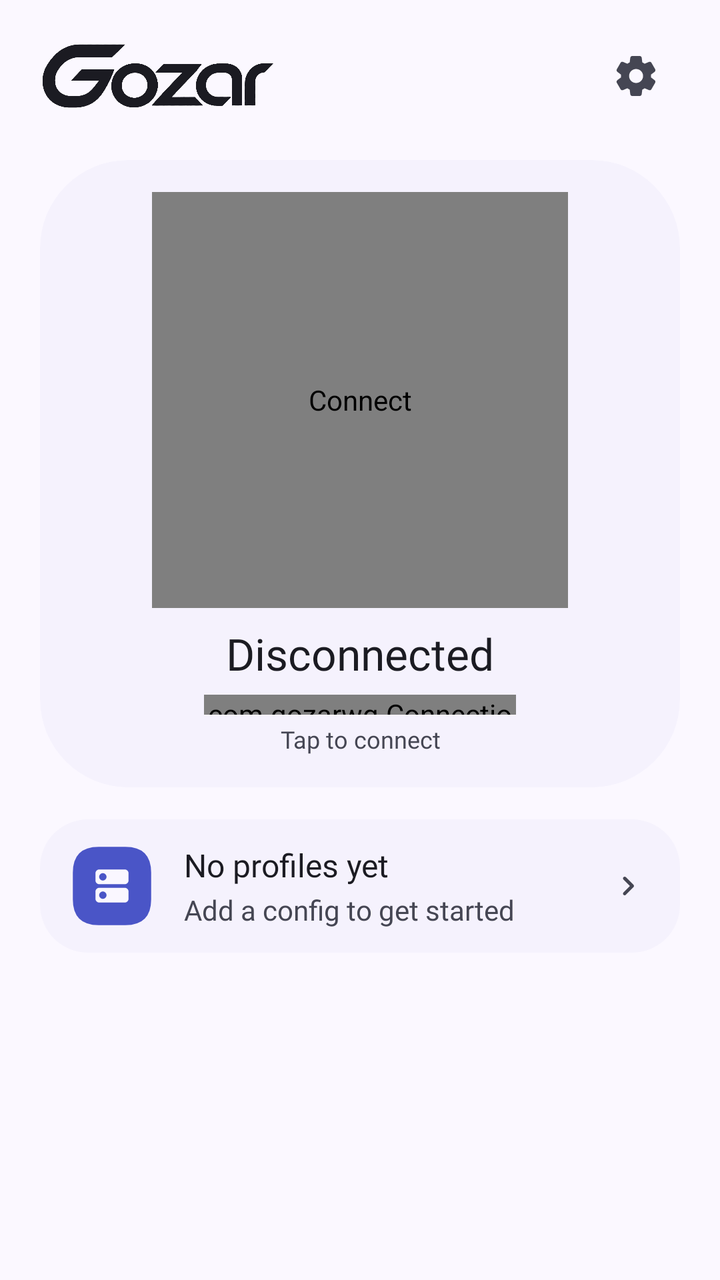
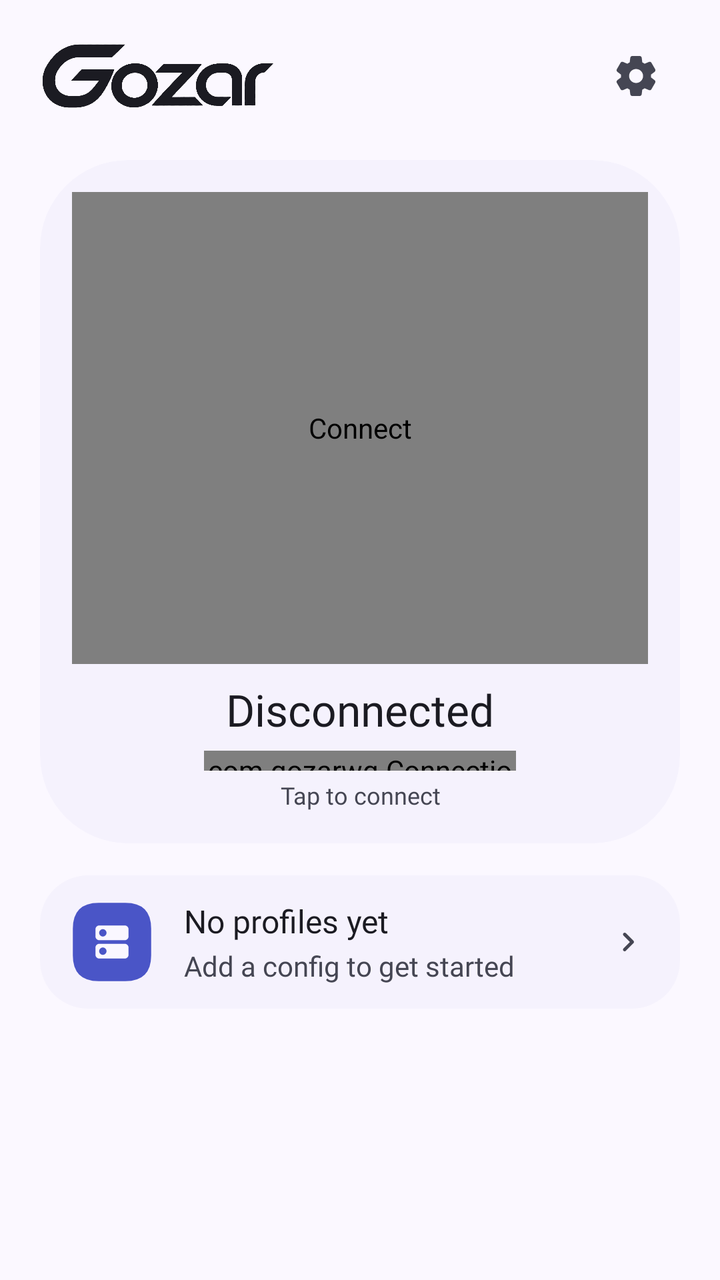

Before-and-after screenshots of an Android layout around one commit, followed by the original layout XML and the change that was made.
<!-- AndroidManifest.xml: application theme AppTheme -->
<!-- res/layout/activity_main.xml -->
<?xml version="1.0" encoding="utf-8"?>
<androidx.core.widget.NestedScrollView xmlns:android="http://schemas.android.com/apk/res/android"
    xmlns:app="http://schemas.android.com/apk/res-auto"
    android:layout_width="match_parent"
    android:layout_height="match_parent"
    android:clipToPadding="false"
    android:fillViewport="true"
    android:scrollbars="none">

    <LinearLayout
        android:layout_width="match_parent"
        android:layout_height="wrap_content"
        android:orientation="vertical"
        android:paddingStart="@dimen/screen_gutter"
        android:paddingTop="@dimen/sp_s"
        android:paddingEnd="@dimen/screen_gutter"
        android:paddingBottom="@dimen/sp_xxl">

        <LinearLayout
            android:layout_width="match_parent"
            android:layout_height="60dp"
            android:gravity="center_vertical"
            android:orientation="horizontal">

            <ImageView
                android:layout_width="wrap_content"
                android:layout_height="@dimen/logo_height"
                android:adjustViewBounds="true"
                android:contentDescription="@string/app_name"
                android:scaleType="fitStart"
                android:src="@drawable/logo"
                app:tint="?attr/colorOnSurface" />

            <View
                android:layout_width="0dp"
                android:layout_height="1dp"
                android:layout_weight="1" />

            <ImageView
                android:id="@+id/btnSettingsTop"
                android:layout_width="@dimen/icon_action"
                android:layout_height="@dimen/icon_action"
                android:background="?attr/selectableItemBackgroundBorderless"
                android:contentDescription="@string/settings"
                android:padding="10dp"
                android:src="@drawable/ic_settings"
                app:tint="?attr/colorOnSurfaceVariant" />
        </LinearLayout>

        <com.google.android.material.card.MaterialCardView
            android:id="@+id/connectionPanel"
            android:layout_width="match_parent"
            android:layout_height="wrap_content"
            android:layout_marginTop="@dimen/sp_m"
            app:cardBackgroundColor="?attr/colorSurfaceContainerLow"
            app:cardCornerRadius="44dp"
            app:cardElevation="0dp"
            app:strokeWidth="0dp">

            <LinearLayout
                android:layout_width="match_parent"
                android:layout_height="wrap_content"
                android:gravity="center_horizontal"
                android:orientation="vertical"
                android:paddingStart="@dimen/sp_l"
                android:paddingTop="@dimen/sp_l"
                android:paddingEnd="@dimen/sp_l"
                android:paddingBottom="@dimen/sp_l">

                <com.gozarwg.ConnectControl
                    android:id="@+id/connectButton"
                    android:layout_width="208dp"
                    android:layout_height="208dp"
                    android:contentDescription="@string/connect" />

                <TextView
                    android:id="@+id/tvStatus"
                    android:layout_width="wrap_content"
                    android:layout_height="wrap_content"
                    android:layout_marginTop="@dimen/sp_s"
                    android:gravity="center"
                    android:text="@string/status_off"
                    android:textAppearance="@style/TextAppearance.Gozar.TitleLarge"
                    android:textColor="?attr/colorOnSurface" />

                <com.gozarwg.ConnectionPulse
                    android:id="@+id/connectionPulse"
                    android:layout_width="156dp"
                    android:layout_height="10dp"
                    android:layout_marginTop="6dp" />

                <TextView
                    android:id="@+id/tvAction"
                    android:layout_width="wrap_content"
                    android:layout_height="wrap_content"
                    android:layout_marginTop="4dp"
                    android:gravity="center"
                    android:text="@string/tap_connect"
                    android:textAppearance="@style/TextAppearance.Gozar.BodySmall"
                    android:textColor="?attr/colorOnSurfaceVariant" />

                <LinearLayout
                    android:id="@+id/connectionInfo"
                    android:layout_width="match_parent"
                    android:layout_height="wrap_content"
                    android:layout_marginTop="@dimen/sp_m"
                    android:gravity="center_horizontal"
                    android:orientation="vertical"
                    android:visibility="gone">

                    <LinearLayout
                        android:layout_width="wrap_content"
                        android:layout_height="wrap_content"
                        android:gravity="center_vertical"
                        android:orientation="horizontal">

                        <ImageView
                            android:id="@+id/ivFlag"
                            android:layout_width="22dp"
                            android:layout_height="15dp"
                            android:adjustViewBounds="true"
                            android:contentDescription="@string/location"
                            android:scaleType="fitCenter"
                            android:src="@drawable/flag_ir"
                            android:visibility="gone" />

                        <TextView
                            android:id="@+id/tvFlag"
                            android:layout_width="wrap_content"
                            android:layout_height="wrap_content"
                            android:includeFontPadding="false"
                            android:textAppearance="@style/TextAppearance.Gozar.LabelMedium"
                            android:textColor="?attr/colorOnSurfaceVariant" />

                        <TextView
                            android:id="@+id/tvIp"
                            android:layout_width="wrap_content"
                            android:layout_height="wrap_content"
                            android:layout_marginStart="@dimen/sp_s"
                            android:includeFontPadding="false"
                            android:maxLines="1"
                            android:textAppearance="@style/TextAppearance.Gozar.TitleSmall"
                            android:textColor="?attr/colorOnSurface"
                            android:textDirection="ltr" />
                    </LinearLayout>

                    <TextView
                        android:id="@+id/tvProvider"
                        android:layout_width="match_parent"
                        android:layout_height="wrap_content"
                        android:layout_marginTop="2dp"
                        android:ellipsize="end"
                        android:gravity="center"
                        android:maxLines="1"
                        android:textAppearance="@style/TextAppearance.Gozar.LabelMedium"
                        android:textColor="?attr/colorOnSurfaceVariant" />
                </LinearLayout>
            </LinearLayout>
        </com.google.android.material.card.MaterialCardView>

        <LinearLayout
            android:id="@+id/profileCard"
            style="@style/Gozar.Row"
            android:layout_marginTop="@dimen/sp_l">

            <ImageView
                android:id="@+id/profileTile"
                style="@style/Gozar.Tile"
                android:background="@drawable/frame_squircle"
                android:backgroundTint="@color/tile_container"
                android:contentDescription="@string/select_profile"
                android:src="@drawable/ic_dns"
                app:tint="@color/tile_on_container" />

            <LinearLayout style="@style/Gozar.Row.Text">

                <TextView
                    android:id="@+id/tvCurrentName"
                    style="@style/Gozar.Row.Title"
                    android:ellipsize="end"
                    android:maxLines="1"
                    android:text="@string/empty_title" />

                <TextView
                    android:id="@+id/tvCurrentMeta"
                    style="@style/Gozar.Row.Subtitle"
                    android:maxLines="1"
                    android:text="@string/empty_desc" />
            </LinearLayout>

            <ImageView
                style="@style/Gozar.Row.Chevron"
                android:contentDescription="@string/select_profile" />
        </LinearLayout>

        <LinearLayout
            android:id="@+id/statsRow"
            android:layout_width="match_parent"
            android:layout_height="wrap_content"
            android:layout_marginTop="@dimen/sp_l"
            android:orientation="vertical"
            android:visibility="gone">

            <LinearLayout
                android:layout_width="match_parent"
                android:layout_height="wrap_content"
                android:baselineAligned="false"
                android:orientation="horizontal">

                <com.google.android.material.card.MaterialCardView
                    android:layout_width="0dp"
                    android:layout_height="wrap_content"
                    android:layout_weight="1"
                    app:cardBackgroundColor="?attr/colorSurfaceContainer"
                    app:cardCornerRadius="28dp"
                    app:cardElevation="0dp"
                    app:strokeWidth="0dp">

                    <LinearLayout
                        android:layout_width="match_parent"
                        android:layout_height="96dp"
                        android:gravity="center_vertical"
                        android:orientation="horizontal"
                        android:paddingStart="@dimen/sp_m"
                        android:paddingEnd="@dimen/sp_m">

                        <ImageView
                            android:layout_width="42dp"
                            android:layout_height="42dp"
                            android:background="@drawable/frame_clover"
                            android:backgroundTint="@color/tile_container"
                            android:contentDescription="@string/download"
                            android:padding="11dp"
                            android:src="@drawable/ic_down"
                            app:tint="@color/tile_on_container" />

                        <LinearLayout
                            android:layout_width="0dp"
                            android:layout_height="wrap_content"
                            android:layout_marginStart="@dimen/sp_s"
                            android:layout_weight="1"
                            android:orientation="vertical">

                            <TextView
                                android:id="@+id/tvDown"
                                android:layout_width="match_parent"
                                android:layout_height="wrap_content"
                                android:ellipsize="end"
                                android:maxLines="1"
                                android:text="0 B/s"
                                android:textAppearance="@style/TextAppearance.Gozar.TitleSmall"
                                android:textColor="?attr/colorOnSurface"
                                android:textDirection="ltr" />

                            <TextView
                                android:layout_width="match_parent"
                                android:layout_height="wrap_content"
                                android:text="@string/download"
                                android:textAppearance="@style/TextAppearance.Gozar.LabelSmall"
                                android:textColor="?attr/colorOnSurfaceVariant" />
                        </LinearLayout>
                    </LinearLayout>
                </com.google.android.material.card.MaterialCardView>

                <View
                    android:layout_width="@dimen/sp_s"
                    android:layout_height="1dp" />

                <com.google.android.material.card.MaterialCardView
                    android:layout_width="0dp"
                    android:layout_height="wrap_content"
                    android:layout_weight="1"
                    app:cardBackgroundColor="?attr/colorSurfaceContainer"
                    app:cardCornerRadius="28dp"
                    app:cardElevation="0dp"
                    app:strokeWidth="0dp">

                    <LinearLayout
                        android:layout_width="match_parent"
                        android:layout_height="96dp"
                        android:gravity="center_vertical"
                        android:orientation="horizontal"
                        android:paddingStart="@dimen/sp_m"
                        android:paddingEnd="@dimen/sp_m">

                        <ImageView
                            android:layout_width="42dp"
                            android:layout_height="42dp"
                            android:background="@drawable/frame_burst"
                            android:backgroundTint="@color/tile_container"
                            android:contentDescription="@string/upload"
                            android:padding="11dp"
                            android:src="@drawable/ic_up"
                            app:tint="@color/tile_on_container" />

                        <LinearLayout
                            android:layout_width="0dp"
                            android:layout_height="wrap_content"
                            android:layout_marginStart="@dimen/sp_s"
                            android:layout_weight="1"
                            android:orientation="vertical">

                            <TextView
                                android:id="@+id/tvUp"
                                android:layout_width="match_parent"
                                android:layout_height="wrap_content"
                                android:ellipsize="end"
                                android:maxLines="1"
                                android:text="0 B/s"
                                android:textAppearance="@style/TextAppearance.Gozar.TitleSmall"
                                android:textColor="?attr/colorOnSurface"
                                android:textDirection="ltr" />

                            <TextView
                                android:layout_width="match_parent"
                                android:layout_height="wrap_content"
                                android:text="@string/upload"
                                android:textAppearance="@style/TextAppearance.Gozar.LabelSmall"
                                android:textColor="?attr/colorOnSurfaceVariant" />
                        </LinearLayout>
                    </LinearLayout>
                </com.google.android.material.card.MaterialCardView>
            </LinearLayout>

            <LinearLayout
                android:layout_width="match_parent"
                android:layout_height="wrap_content"
                android:layout_marginTop="@dimen/sp_s"
                android:baselineAligned="false"
                android:orientation="horizontal">

                <com.google.android.material.card.MaterialCardView
                    android:layout_width="0dp"
                    android:layout_height="wrap_content"
                    android:layout_weight="1"
                    app:cardBackgroundColor="?attr/colorSurfaceContainer"
                    app:cardCornerRadius="28dp"
                    app:cardElevation="0dp"
                    app:strokeWidth="0dp">

                    <LinearLayout
                        android:layout_width="match_parent"
                        android:layout_height="96dp"
                        android:gravity="center_vertical"
                        android:orientation="horizontal"
                        android:paddingStart="@dimen/sp_m"
                        android:paddingEnd="@dimen/sp_m">

                        <ImageView
                            android:layout_width="42dp"
                            android:layout_height="42dp"
                            android:background="@drawable/frame_puff"
                            android:backgroundTint="@color/tile_container"
                            android:contentDescription="@string/total"
                            android:padding="11dp"
                            android:src="@drawable/ic_data"
                            app:tint="@color/tile_on_container" />

                        <LinearLayout
                            android:layout_width="0dp"
                            android:layout_height="wrap_content"
                            android:layout_marginStart="@dimen/sp_s"
                            android:layout_weight="1"
                            android:orientation="vertical">

                            <TextView
                                android:id="@+id/tvTotal"
                                android:layout_width="match_parent"
                                android:layout_height="wrap_content"
                                android:ellipsize="end"
                                android:maxLines="1"
                                android:text="0 B"
                                android:textAppearance="@style/TextAppearance.Gozar.TitleSmall"
                                android:textColor="?attr/colorOnSurface"
                                android:textDirection="ltr" />

                            <TextView
                                android:layout_width="match_parent"
                                android:layout_height="wrap_content"
                                android:text="@string/total"
                                android:textAppearance="@style/TextAppearance.Gozar.LabelSmall"
                                android:textColor="?attr/colorOnSurfaceVariant" />
                        </LinearLayout>
                    </LinearLayout>
                </com.google.android.material.card.MaterialCardView>

                <View
                    android:layout_width="@dimen/sp_s"
                    android:layout_height="1dp" />

                <com.google.android.material.card.MaterialCardView
                    android:layout_width="0dp"
                    android:layout_height="wrap_content"
                    android:layout_weight="1"
                    app:cardBackgroundColor="?attr/colorSurfaceContainer"
                    app:cardCornerRadius="28dp"
                    app:cardElevation="0dp"
                    app:strokeWidth="0dp">

                    <LinearLayout
                        android:layout_width="match_parent"
                        android:layout_height="96dp"
                        android:gravity="center_vertical"
                        android:orientation="horizontal"
                        android:paddingStart="@dimen/sp_m"
                        android:paddingEnd="@dimen/sp_m">

                        <ImageView
                            android:layout_width="42dp"
                            android:layout_height="42dp"
                            android:background="@drawable/frame_flower"
                            android:backgroundTint="@color/tile_container"
                            android:contentDescription="@string/handshake"
                            android:padding="11dp"
                            android:src="@drawable/ic_sync"
                            app:tint="@color/tile_on_container" />

                        <LinearLayout
                            android:layout_width="0dp"
                            android:layout_height="wrap_content"
                            android:layout_marginStart="@dimen/sp_s"
                            android:layout_weight="1"
                            android:orientation="vertical">

                            <TextView
                                android:id="@+id/tvHandshake"
                                android:layout_width="match_parent"
                                android:layout_height="wrap_content"
                                android:ellipsize="end"
                                android:maxLines="1"
                                android:text="@string/now"
                                android:textAppearance="@style/TextAppearance.Gozar.TitleSmall"
                                android:textColor="?attr/colorOnSurface" />

                            <TextView
                                android:layout_width="match_parent"
                                android:layout_height="wrap_content"
                                android:text="@string/hs_short"
                                android:textAppearance="@style/TextAppearance.Gozar.LabelSmall"
                                android:textColor="?attr/colorOnSurfaceVariant" />
                        </LinearLayout>
                    </LinearLayout>
                </com.google.android.material.card.MaterialCardView>
            </LinearLayout>
        </LinearLayout>
    </LinearLayout>
</androidx.core.widget.NestedScrollView>
<!-- resources referenced by this layout -->
<resources>
  <color name="tile_container">#4A55C7</color>
  <color name="tile_on_container">#FAF7FF</color>
  <dimen name="icon_action">44dp</dimen>
  <dimen name="logo_height">34dp</dimen>
  <dimen name="screen_gutter">20dp</dimen>
  <dimen name="sp_l">16dp</dimen>
  <dimen name="sp_m">12dp</dimen>
  <dimen name="sp_s">8dp</dimen>
  <dimen name="sp_xxl">24dp</dimen>
  <string name="app_name">GozarWG</string>
  <string name="connect">Connect</string>
  <string name="download">Download</string>
  <string name="empty_desc">Add a config to get started</string>
  <string name="empty_title">No profiles yet</string>
  <string name="handshake">Last handshake</string>
  <string name="hs_short">Handshake</string>
  <string name="location">Location</string>
  <string name="now">now</string>
  <string name="select_profile">Choose a profile</string>
  <string name="settings">Settings</string>
  <string name="status_off">Disconnected</string>
  <string name="tap_connect">Tap to connect</string>
  <string name="total">Total</string>
  <string name="upload">Upload</string>
  <dimen name="row_gap">8dp</dimen>
  <dimen name="row_height">64dp</dimen>
  <dimen name="row_pad_start">16dp</dimen>
  <dimen name="row_pad_end">16dp</dimen>
  <dimen name="tile_size">40dp</dimen>
  <color name="m3_primary">#2F3AAD</color>
  <color name="m3_on_primary">#FFFFFF</color>
  <color name="m3_primary_container">#4A55C7</color>
  <color name="m3_on_primary_container">#FAF7FF</color>
  <color name="m3_inverse_primary">#BDC2FF</color>
  <color name="m3_secondary">#424671</color>
  <color name="m3_on_secondary">#FFFFFF</color>
  <color name="m3_secondary_container">#8B8EBE</color>
  <color name="m3_on_secondary_container">#0D113B</color>
  <color name="m3_tertiary">#7F3000</color>
  <color name="m3_on_tertiary">#FFFFFF</color>
  <color name="m3_tertiary_container">#A74201</color>
  <color name="m3_on_tertiary_container">#FFF7F5</color>
  <color name="m3_error">#98000A</color>
  <color name="m3_on_error">#FFFFFF</color>
  <color name="m3_error_container">#FF574B</color>
  <color name="m3_on_error_container">#360001</color>
  <color name="m3_surface">#FBF8FF</color>
  <color name="m3_on_surface">#1B1B22</color>
  <color name="m3_surface_variant">#E2E1F2</color>
  <color name="m3_on_surface_variant">#454653</color>
  <color name="m3_surface_container_lowest">#FFFFFF</color>
  <color name="m3_surface_container_low">#F5F2FD</color>
  <color name="m3_surface_container">#ECEAF4</color>
  <color name="m3_surface_container_high">#E3E1EB</color>
  <color name="m3_surface_container_highest">#DBD9E3</color>
  <color name="m3_surface_bright">#FBF8FF</color>
  <color name="m3_surface_dim">#D1CFD9</color>
  <color name="m3_inverse_surface">#303037</color>
  <color name="m3_inverse_on_surface">#F2EFFA</color>
  <color name="m3_outline">#636372</color>
  <color name="m3_outline_variant">#9190A0</color>
  <color name="m3_ripple">#12000000</color>
  <style name="ShapeAppearance.Gozar.ExtraSmall" parent="">
          <item name="cornerFamily">rounded</item>
          <item name="cornerSize">8dp</item>
      </style>
  <style name="ShapeAppearance.Gozar.Small" parent="">
          <item name="cornerFamily">rounded</item>
          <item name="cornerSize">12dp</item>
      </style>
  <style name="ShapeAppearance.Gozar.Medium" parent="">
          <item name="cornerFamily">rounded</item>
          <item name="cornerSize">16dp</item>
      </style>
  <style name="ShapeAppearance.Gozar.Large" parent="">
          <item name="cornerFamily">rounded</item>
          <item name="cornerSize">24dp</item>
      </style>
  <style name="ShapeAppearance.Gozar.ExtraLarge" parent="">
          <item name="cornerFamily">rounded</item>
          <item name="cornerSize">32dp</item>
      </style>
  <style name="ThemeOverlay.Gozar.BottomSheet" parent="ThemeOverlay.Material3.BottomSheetDialog">
          <item name="bottomSheetStyle">@style/Widget.Gozar.BottomSheet</item>
      </style>
  <dimen name="tile_radius">12dp</dimen>
  <!-- unchanged entries left out for length: 44 -->
</resources>

<!-- the commit's change to res/layout/activity_main.xml (unified diff, before → after) -->
@@ -67,11 +67,25 @@
                 android:paddingEnd="@dimen/sp_l"
                 android:paddingBottom="@dimen/sp_l">
 
-                <com.gozarwg.ConnectControl
-                    android:id="@+id/connectButton"
-                    android:layout_width="208dp"
-                    android:layout_height="208dp"
-                    android:contentDescription="@string/connect" />
+                <FrameLayout
+                    android:layout_width="match_parent"
+                    android:layout_height="236dp"
+                    android:clipChildren="false"
+                    android:clipToPadding="false">
+
+                    <com.gozarwg.WorldRouteView
+                        android:id="@+id/worldRoute"
+                        android:layout_width="match_parent"
+                        android:layout_height="match_parent"
+                        android:importantForAccessibility="no" />
+
+                    <com.gozarwg.ConnectControl
+                        android:id="@+id/connectButton"
+                        android:layout_width="208dp"
+                        android:layout_height="208dp"
+                        android:layout_gravity="center"
+                        android:contentDescription="@string/connect" />
+                </FrameLayout>
 
                 <TextView
                     android:id="@+id/tvStatus"
@@ -141,6 +155,18 @@
                             android:maxLines="1"
                             android:textAppearance="@style/TextAppearance.Gozar.TitleSmall"
                             android:textColor="?attr/colorOnSurface"
+                            android:textDirection="ltr" />
+
+                        <com.gozarwg.RollingValueView
+                            android:id="@+id/tvPing"
+                            android:layout_width="wrap_content"
+                            android:layout_height="wrap_content"
+                            android:layout_marginStart="@dimen/sp_s"
+                            android:includeFontPadding="false"
+                            android:maxLines="1"
+                            android:text="—"
+                            android:textAppearance="@style/TextAppearance.Gozar.LabelMedium"
+                            android:textColor="?attr/colorOnSurfaceVariant"
                             android:textDirection="ltr" />
                     </LinearLayout>
 
@@ -224,15 +250,26 @@
                         android:paddingStart="@dimen/sp_m"
                         android:paddingEnd="@dimen/sp_m">
 
-                        <ImageView
+                        <FrameLayout
                             android:layout_width="42dp"
                             android:layout_height="42dp"
-                            android:background="@drawable/frame_clover"
-                            android:backgroundTint="@color/tile_container"
-                            android:contentDescription="@string/download"
-                            android:padding="11dp"
-                            android:src="@drawable/ic_down"
-                            app:tint="@color/tile_on_container" />
+                            android:contentDescription="@string/download">
+
+                            <View
+                                android:id="@+id/downBadge"
+                                android:layout_width="match_parent"
+                                android:layout_height="match_parent"
+                                android:background="@drawable/frame_clover"
+                                android:backgroundTint="@color/tile_container" />
+
+                            <ImageView
+                                android:layout_width="match_parent"
+                                android:layout_height="match_parent"
+                                android:contentDescription="@null"
+                                android:padding="11dp"
+                                android:src="@drawable/ic_down"
+                                app:tint="@color/tile_on_container" />
+                        </FrameLayout>
 
                         <LinearLayout
                             android:layout_width="0dp"
@@ -241,7 +278,7 @@
                             android:layout_weight="1"
                             android:orientation="vertical">
 
-                            <TextView
+                            <com.gozarwg.RollingValueView
                                 android:id="@+id/tvDown"
                                 android:layout_width="match_parent"
                                 android:layout_height="wrap_content"
@@ -283,15 +320,26 @@
                         android:paddingStart="@dimen/sp_m"
                         android:paddingEnd="@dimen/sp_m">
 
-                        <ImageView
+                        <FrameLayout
                             android:layout_width="42dp"
                             android:layout_height="42dp"
-                            android:background="@drawable/frame_burst"
-                            android:backgroundTint="@color/tile_container"
-                            android:contentDescription="@string/upload"
-                            android:padding="11dp"
-                            android:src="@drawable/ic_up"
-                            app:tint="@color/tile_on_container" />
+                            android:contentDescription="@string/upload">
+
+                            <View
+                                android:id="@+id/upBadge"
+                                android:layout_width="match_parent"
+                                android:layout_height="match_parent"
+                                android:background="@drawable/frame_burst"
+                                android:backgroundTint="@color/tile_container" />
+
+                            <ImageView
+                                android:layout_width="match_parent"
+                                android:layout_height="match_parent"
+                                android:contentDescription="@null"
+                                android:padding="11dp"
+                                android:src="@drawable/ic_up"
+                                app:tint="@color/tile_on_container" />
+                        </FrameLayout>
 
                         <LinearLayout
                             android:layout_width="0dp"
@@ -300,7 +348,7 @@
                             android:layout_weight="1"
                             android:orientation="vertical">
 
-                            <TextView
+                            <com.gozarwg.RollingValueView
                                 android:id="@+id/tvUp"
                                 android:layout_width="match_parent"
                                 android:layout_height="wrap_content"
@@ -363,7 +411,7 @@
                             android:layout_weight="1"
                             android:orientation="vertical">
 
-                            <TextView
+                            <com.gozarwg.RollingValueView
                                 android:id="@+id/tvTotal"
                                 android:layout_width="match_parent"
                                 android:layout_height="wrap_content"
@@ -422,7 +470,7 @@
                             android:layout_weight="1"
                             android:orientation="vertical">
 
-                            <TextView
+                            <com.gozarwg.RollingValueView
                                 android:id="@+id/tvHandshake"
                                 android:layout_width="match_parent"
                                 android:layout_height="wrap_content"
